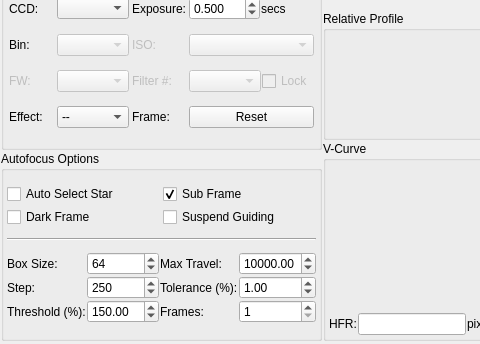
This is kstars/ekos/focus/focus.ui in KDE/kstars as Qt 5 draws it before an edit; both pictures show x 0 to 480 and y 231 to 575 of the 647 by 575 pixel window. The edited form follows.
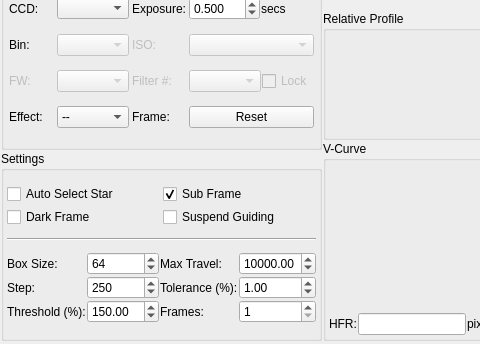
This is the edited form. Custom widgets are drawn as their Qt base class.

Diff of the .ui file:
```diff
--- a/kstars/ekos/focus/focus.ui
+++ b/kstars/ekos/focus/focus.ui
@@ -381,7 +381,7 @@
        <item>
         <widget class="QGroupBox" name="groupBox_2">
          <property name="title">
-          <string>Autofocus Options</string>
+          <string>Settings</string>
          </property>
          <layout class="QVBoxLayout" name="verticalLayout_3">
           <property name="spacing">
```
